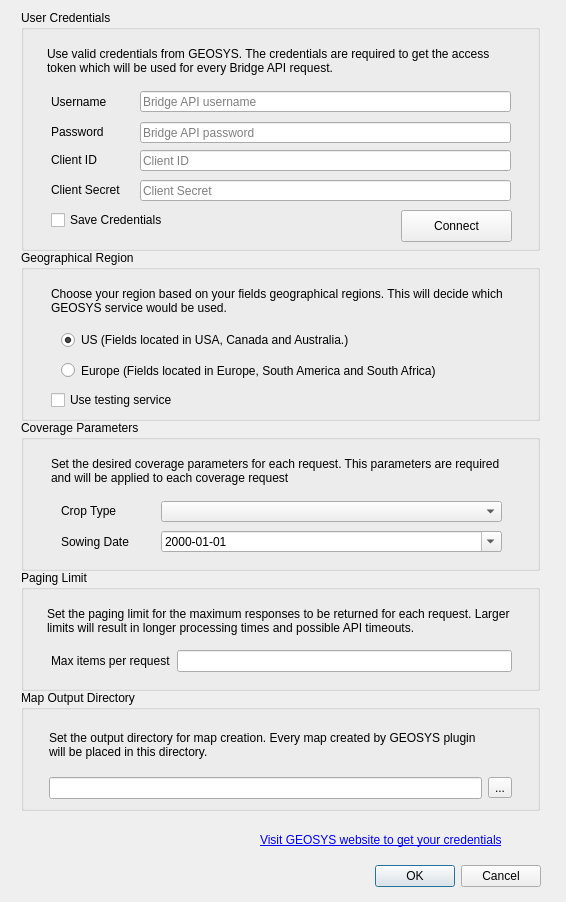
Above: geosys/ui/templates/options_dialog_base.ui from earthdaily/qgis-plugin before the change. Below: the same form after it.
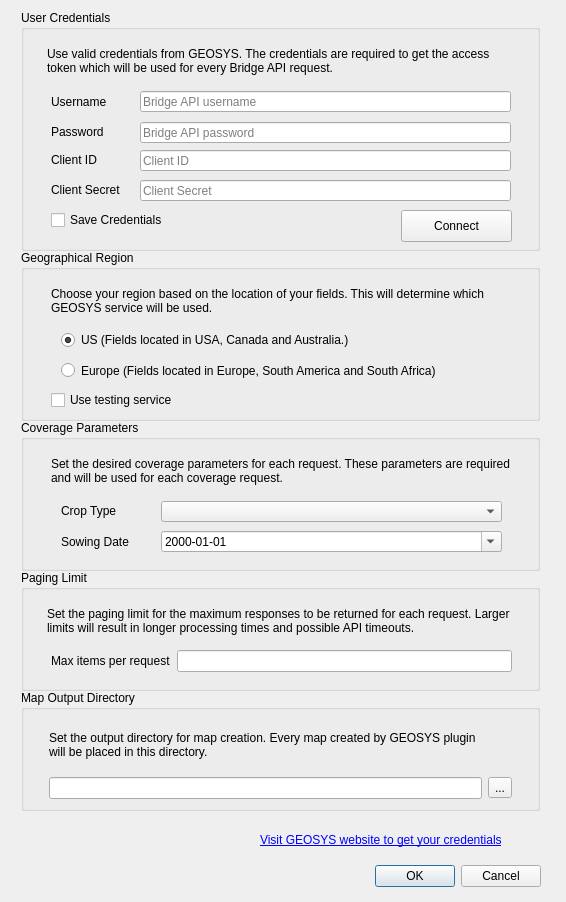
That is the form after the change.

Commit message: fix options text

```diff
--- a/geosys/ui/templates/options_dialog_base.ui
+++ b/geosys/ui/templates/options_dialog_base.ui
@@ -318,7 +318,7 @@
      </rect>
     </property>
     <property name="text">
-     <string>Choose your region based on your fields geographical regions. This will decide which GEOSYS service would be used.</string>
+     <string>Choose your region based on the location of your fields. This will determine which GEOSYS service will be used.</string>
     </property>
     <property name="wordWrap">
      <bool>true</bool>
@@ -473,7 +473,7 @@
      </rect>
     </property>
     <property name="text">
-     <string>Set the desired coverage parameters for each request. This parameters are required and will be applied to each coverage request</string>
+     <string>Set the desired coverage parameters for each request. These parameters are required and will be used for each coverage request.</string>
     </property>
     <property name="wordWrap">
      <bool>true</bool>
```
